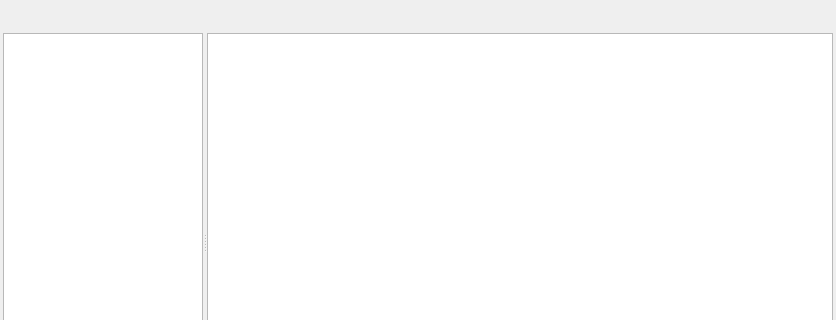
Old version of the form editor/echo/Editor/UI/ChooseDialog/ResChooseDialog/ResChooseDialog.ui in the repository timi-liuliang/echo; both pictures show x 0 to 836 and y 0 to 320 of the 836 by 476 pixel window.
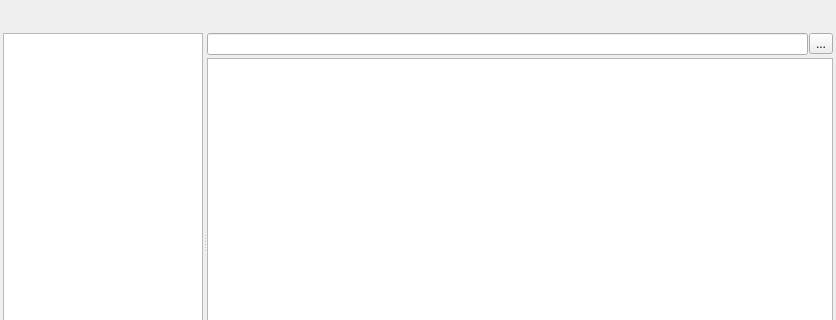
New version of the form. Icons and pictures are not drawn. Custom widgets are drawn as their Qt base class.

Commit message: Select res dialog support search #800

```diff
--- a/editor/echo/Editor/UI/ChooseDialog/ResChooseDialog/ResChooseDialog.ui
+++ b/editor/echo/Editor/UI/ChooseDialog/ResChooseDialog/ResChooseDialog.ui
@@ -13,7 +13,7 @@
   <property name="windowTitle">
    <string>Res Choose</string>
   </property>
-  <layout class="QVBoxLayout" name="verticalLayout_2">
+  <layout class="QVBoxLayout" name="verticalLayout_3">
    <property name="spacing">
     <number>0</number>
    </property>
@@ -75,13 +75,67 @@
          <bool>true</bool>
         </property>
        </widget>
-       <widget class="QListView" name="m_listView">
-        <property name="horizontalScrollBarPolicy">
-         <enum>Qt::ScrollBarAlwaysOff</enum>
-        </property>
-        <property name="editTriggers">
-         <set>QAbstractItemView::EditKeyPressed</set>
-        </property>
+       <widget class="QWidget" name="widget" native="true">
+        <layout class="QVBoxLayout" name="verticalLayout_2">
+         <property name="spacing">
+          <number>3</number>
+         </property>
+         <property name="leftMargin">
+          <number>0</number>
+         </property>
+         <property name="topMargin">
+          <number>0</number>
+         </property>
+         <property name="rightMargin">
+          <number>0</number>
+         </property>
+         <property name="bottomMargin">
+          <number>0</number>
+         </property>
+         <item>
+          <layout class="QHBoxLayout" name="horizontalLayout_2">
+           <property name="spacing">
+            <number>1</number>
+           </property>
+           <property name="leftMargin">
+            <number>0</number>
+           </property>
+           <property name="rightMargin">
+            <number>0</number>
+           </property>
+           <item>
+            <widget class="QLineEdit" name="m_searchLineEdit"/>
+           </item>
+           <item>
+            <widget class="QToolButton" name="m_viewTypeButton">
+             <property name="toolTip">
+              <string>List</string>
+             </property>
+             <property name="statusTip">
+              <string/>
+             </property>
+             <property name="text">
+              <string>...</string>
+             </property>
+             <property name="icon">
+              <iconset resource="../../../../Resource/App.qrc">
+               <normaloff>:/icon/Icon/res/view_type_list.png</normaloff>:/icon/Icon/res/view_type_list.png</iconset>
+             </property>
+            </widget>
+           </item>
+          </layout>
+         </item>
+         <item>
+          <widget class="QListView" name="m_listView">
+           <property name="horizontalScrollBarPolicy">
+            <enum>Qt::ScrollBarAlwaysOff</enum>
+           </property>
+           <property name="editTriggers">
+            <set>QAbstractItemView::EditKeyPressed</set>
+           </property>
+          </widget>
+         </item>
+        </layout>
        </widget>
       </widget>
      </item>
```
Left out of the diff: 4 changed lines with no effect on the pictures. The commit also changes 4 other files.
